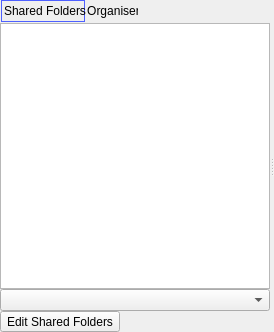
quazaa-development-team/Quazaa, file Quazaa/UI/widgetlibrary.ui: the form before one commit.
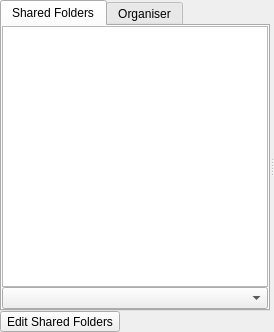
The form after the commit. Icons and pictures are not drawn.

Commit message: Some small interface changes in the library  tab to make things look a bit better under generic skin.

What changed in the file:
```diff
--- a/Quazaa/UI/widgetlibrary.ui
+++ b/Quazaa/UI/widgetlibrary.ui
@@ -57,38 +57,7 @@
           </sizepolicy>
          </property>
          <property name="styleSheet">
-          <string notr="true">QTabWidget::pane { /* The tab widget frame */
-    border-top: 2px transparent;
-	top: 1px
- }
-
- QTabWidget::tab-bar {
-	left: 1px;
- }
-
- /* Style the tab using the tab sub-control. Note that
-     it reads QTabBar _not_ QTabWidget */
- QTabBar::tab {
-	background:transparent;
-	border: transparent;
-	min-width: 8ex;
-	padding: 3px;
-	padding-left: 2px;
-	padding-right: -2px;
- }
-
- QTabBar::tab:selected, QTabBar::tab:hover {
-     border: 1px solid rgb(78, 96, 255);
-     background-color: qlineargradient(x1: 0, y1: 0, x2: 0, y2: 1,
-                                       stop: 0 #dadbde, stop: 1 #f6f7fa);
- }
-
-QTabBar::tab:selected {
-     border: 1px solid rgb(78, 96, 255);
-     background-color: qlineargradient(x1: 0, y1: 0, x2: 0, y2: 1,
-                                       stop: 0 #dadbde, stop: 1 #f6f7fa);
-	padding-top: 3px;
- }</string>
+          <string notr="true"/>
          </property>
          <property name="currentIndex">
           <number>0</number>
```
Left out of the diff: 57 changed lines with no effect on the pictures. The commit also changes 1 other file.
